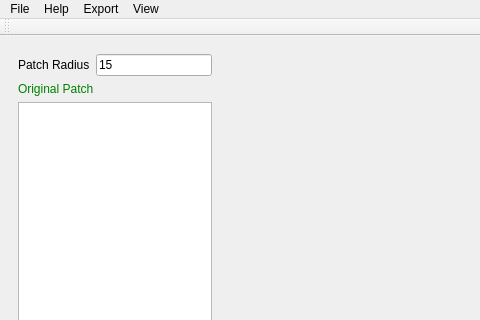
This is InteractivePatchProjectionWidget.ui in daviddoria/InteractivePatchProjection as Qt 5 draws it before an edit; both pictures show x 0 to 480 and y 0 to 320 of the 1083 by 841 pixel window. The edited form follows.
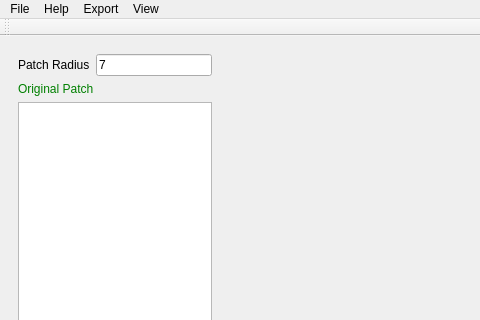
This is the edited form. Custom widgets are drawn as their Qt base class.

```diff
--- a/InteractivePatchProjectionWidget.ui
+++ b/InteractivePatchProjectionWidget.ui
@@ -42,7 +42,7 @@
             <string>Sets the width/height of a square patch</string>
            </property>
            <property name="text">
-            <string>15</string>
+            <string>7</string>
            </property>
           </widget>
          </item>
```
